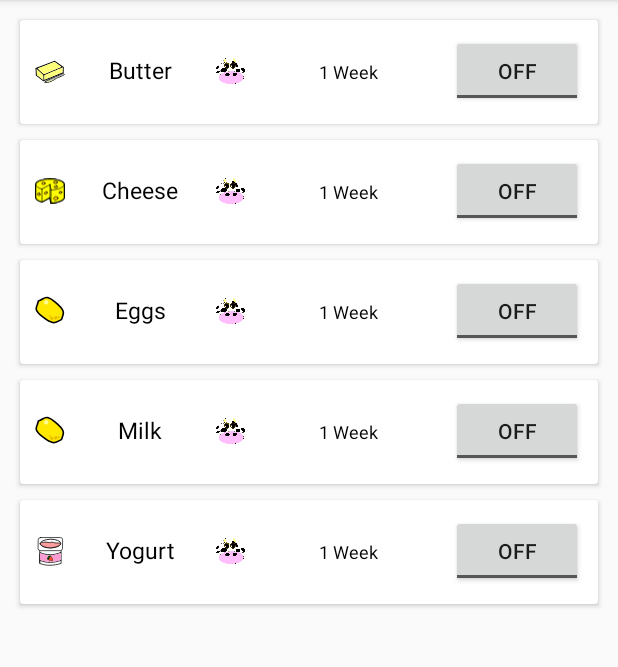
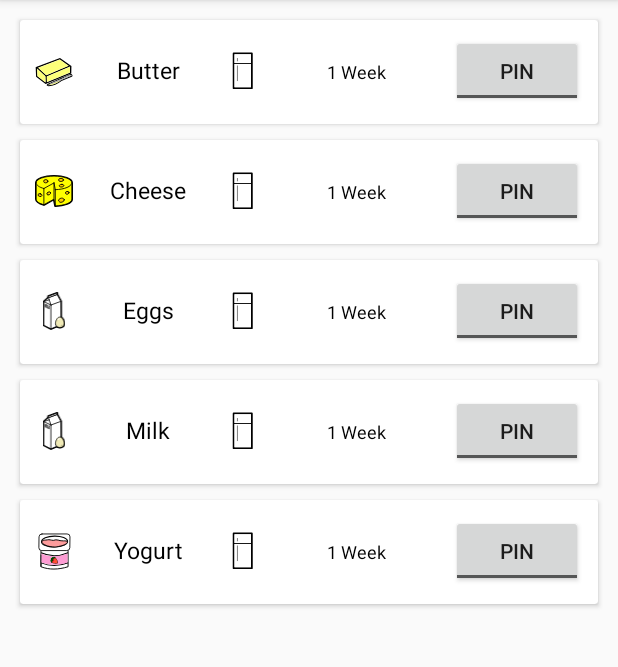
Before and after one commit to Nivlon/P2-A221-SemesterProject, an Android app: the CategorizedList screen opened directly, with no data from a screen before it, on a phone screen of 412 x 824 dp, the part 84-751 px from its top. Run offline under Robolectric (Android 15) with nearby library versions, the phone set to English and light mode, and no system bars.

Commit message:
Counters!
But we store the food on the floor..

```diff
--- a/app/src/main/java/com/example/p2semesterproject/CategorizedList.java
+++ b/app/src/main/java/com/example/p2semesterproject/CategorizedList.java
@@ -22,6 +22,7 @@ public class CategorizedList extends AppCompatActivity {
     public static Resources res;
 
     public static Drawable lemonPic;
+    public static Drawable counterPic;
 
     public interface ClickListener {
         void onClick(View view, int position);
@@ -95,57 +96,58 @@ public class CategorizedList extends AppCompatActivity {
         foodData=new FoodObject[][]{
                 //Fruit
                 {
-                    new FoodObject("Apple"),
-                    new FoodObject("Banana"),
-                    new FoodObject("Grapes",res.getDrawable(R.drawable.grape)),
-                    new FoodObject("Kiwi",res.getDrawable(R.drawable.kiwi, getTheme())),
-                    new FoodObject("Melon",res.getDrawable(R.drawable.melon, getTheme())),
-                    new FoodObject("Orange",res.getDrawable(R.drawable.orange, getTheme())),
-                    new FoodObject("Pear",res.getDrawable(R.drawable.pear, getTheme())),
-                    new FoodObject("Raspberry",res.getDrawable(R.drawable.raspberry, getTheme())),
-                    new FoodObject("Strawberry",res.getDrawable(R.drawable.strawberry, getTheme())),
-                    new FoodObject("Watermelon",res.getDrawable(R.drawable.watermelon, getTheme())),
-                    new FoodObject("Lemon",res.getDrawable(R.drawable.lemon, getTheme()))
+                    new FoodObject("Apple",res.getDrawable(R.drawable.apple),res.getDrawable(R.drawable.counter)),
+                    new FoodObject("Banana",res.getDrawable(R.drawable.banana),res.getDrawable(R.drawable.counter)),
+                    new FoodObject("Grapes",res.getDrawable(R.drawable.grape),res.getDrawable(R.drawable.fridge1)),
+                    new FoodObject("Kiwi",res.getDrawable(R.drawable.kiwi),res.getDrawable(R.drawable.counter)),
+                    new FoodObject("Melon",res.getDrawable(R.drawable.melon),res.getDrawable(R.drawable.counter)),
+                    new FoodObject("Orange",res.getDrawable(R.drawable.orange),res.getDrawable(R.drawable.counter)),
+                    new FoodObject("Pear",res.getDrawable(R.drawable.pear),res.getDrawable(R.drawable.counter)),
+                    new FoodObject("Raspberry",res.getDrawable(R.drawable.raspberry),res.getDrawable(R.drawable.fridge1)),
+                    new FoodObject("Strawberry",res.getDrawable(R.drawable.strawberry),res.getDrawable(R.drawable.fridge1)),
+                    new FoodObject("Watermelon",res.getDrawable(R.drawable.watermelon),res.getDrawable(R.drawable.counter)),
+                    new FoodObject("Lemon",res.getDrawable(R.drawable.lemon),res.getDrawable(R.drawable.counter)),
                 },
                 //Dairy and Eggs
                 {
-                    new FoodObject("Butter",res.getDrawable(R.drawable.butter, getTheme())),
-                    new FoodObject("Cheese",res.getDrawable(R.drawable.cheese, getTheme())),
-                    new FoodObject("Eggs"),
-                    new FoodObject("Milk"),
-                    new FoodObject("Yogurt",res.getDrawable(R.drawable.yogurt, getTheme()))
+                    new FoodObject("Butter",res.getDrawable(R.drawable.butter),res.getDrawable(R.drawable.fridge1)),
+                    new FoodObject("Cheese",res.getDrawable(R.drawable.cheese),res.getDrawable(R.drawable.fridge1)),
+                    new FoodObject("Eggs",res.getDrawable(R.drawable.milknegg),res.getDrawable(R.drawable.fridge1)),
+                    new FoodObject("Milk",res.getDrawable(R.drawable.milknegg),res.getDrawable(R.drawable.fridge1)),
+                    new FoodObject("Yogurt",res.getDrawable(R.drawable.yogurt),res.getDrawable(R.drawable.fridge1)),
                 },
                 //Baked goods
                 {
-                    new FoodObject("White Bread",res.getDrawable(R.drawable.bread, getTheme())),
-                    new FoodObject("Rye Bread",res.getDrawable(R.drawable.ryebread,getTheme()))
+                    new FoodObject("White Bread",res.getDrawable(R.drawable.bread),res.getDrawable(R.drawable.counter)),
+                    new FoodObject("Rye Bread",res.getDrawable(R.drawable.ryebread),res.getDrawable(R.drawable.counter)),
                 },
                 //Meat
                 {
-                    new FoodObject("Beef",res.getDrawable(R.drawable.beef, getTheme())),
-                    new FoodObject("Chicken",res.getDrawable(R.drawable.chicken, getTheme())),
-                    new FoodObject("Fish",res.getDrawable(R.drawable.fish, getTheme())),
-                    new FoodObject("Pork",res.getDrawable(R.drawable.pork, getTheme()))
+                    new FoodObject("Beef",res.getDrawable(R.drawable.beef),res.getDrawable(R.drawable.fridge1)),
+                    new FoodObject("Chicken",res.getDrawable(R.drawable.chicken),res.getDrawable(R.drawable.fridge1)),
+                    new FoodObject("Fish",res.getDrawable(R.drawable.fish),res.getDrawable(R.drawable.fridge1)),
+                    new FoodObject("Pork",res.getDrawable(R.drawable.pork),res.getDrawable(R.drawable.fridge1))
                 },
                 //Vegetables
                 {
-                    new FoodObject("Bell Pepper",res.getDrawable(R.drawable.bellpep, getTheme())),
-                    new FoodObject("Cabbage",res.getDrawable(R.drawable.cabbage, getTheme())),
-                    new FoodObject("Carrot",res.getDrawable(R.drawable.carrot, getTheme())),
-                    new FoodObject("Chili",res.getDrawable(R.drawable.chilli, getTheme())),
-                    new FoodObject("Corn",res.getDrawable(R.drawable.corn, getTheme())),
-                    new FoodObject("Cucumber",res.getDrawable(R.drawable.cucumb, getTheme())),
-                    new FoodObject("Garlic",res.getDrawable(R.drawable.garlic, getTheme())),
-                    new FoodObject("Onion",res.getDrawable(R.drawable.onion, getTheme())),
-                    new FoodObject("Potato",res.getDrawable(R.drawable.potatoes, getTheme())),
-                    new FoodObject("Tomato",res.getDrawable(R.drawable.tomato, getTheme())),
-                    new FoodObject("Lettuce",res.getDrawable(R.drawable.lettuce, getTheme()))
+                    new FoodObject("Bell Pepper",res.getDrawable(R.drawable.bellpep),res.getDrawable(R.drawable.fridge1)),
+                    new FoodObject("Cabbage",res.getDrawable(R.drawable.cabbage),res.getDrawable(R.drawable.fridge1)),
+                    new FoodObject("Carrot",res.getDrawable(R.drawable.carrot),res.getDrawable(R.drawable.fridge1)),
+                    new FoodObject("Chili",res.getDrawable(R.drawable.chilli),res.getDrawable(R.drawable.fridge1)),
+                    new FoodObject("Corn",res.getDrawable(R.drawable.corn),res.getDrawable(R.drawable.fridge1)),
+                    new FoodObject("Cucumber",res.getDrawable(R.drawable.cucumb),res.getDrawable(R.drawable.fridge1)),
+                    new FoodObject("Garlic",res.getDrawable(R.drawable.garlic),res.getDrawable(R.drawable.counter)),
+                    new FoodObject("Onion",res.getDrawable(R.drawable.onion),res.getDrawable(R.drawable.counter)),
+                    new FoodObject("Potato",res.getDrawable(R.drawable.potatoes),res.getDrawable(R.drawable.counter)),
+                    new FoodObject("Tomato",res.getDrawable(R.drawable.tomato),res.getDrawable(R.drawable.counter)),
+                    new FoodObject("Lettuce",res.getDrawable(R.drawable.lettuce),res.getDrawable(R.drawable.fridge1))
                 }};
 
 
 
         recyclerView=findViewById(R.id.foodList);
-        lemonPic=res.getDrawable(R.drawable.lemon, getTheme());
+        lemonPic=res.getDrawable(R.drawable.lemon);
+        counterPic=res.getDrawable(R.drawable.counter);
         recyclerView.setHasFixedSize(true); //for performance (I don't know what it does)
         layoutManager = new LinearLayoutManager(this);
         recyclerView.setLayoutManager(layoutManager);
--- a/app/src/main/java/com/example/p2semesterproject/FoodListAdapter.java
+++ b/app/src/main/java/com/example/p2semesterproject/FoodListAdapter.java
@@ -24,12 +24,14 @@ public class FoodListAdapter extends RecyclerView.Adapter<FoodListAdapter.MyView
         ImageView imageOne;
         Button infoButton;
         FoodObject foodItem;
+        ImageView storageImage;
         public MyViewHolder(View itemView) {
             super(itemView);
 
             // get the reference of item view's
             name = itemView.findViewById(R.id.name);
             imageOne = itemView.findViewById(R.id.foodImage);
+            storageImage = itemView.findViewById(R.id.storageImage);
             infoButton = itemView.findViewById(R.id.infoButton);
 
 
@@ -59,6 +61,7 @@ public class FoodListAdapter extends RecyclerView.Adapter<FoodListAdapter.MyView
         // - replace the contents of the view with that element
         holder.name.setText(foodData[position].getName());
         holder.imageOne.setImageDrawable(foodData[position].getIcon());
+        holder.storageImage.setImageDrawable(foodData[position].getStorage());
     }
 
     // Return the size of your dataset (invoked by the layout manager)
--- a/app/src/main/java/com/example/p2semesterproject/FoodObject.java
+++ b/app/src/main/java/com/example/p2semesterproject/FoodObject.java
@@ -10,6 +10,7 @@ public class FoodObject {
     //static String[] storageSpaces={"Fridge","Freezer","Cabinet"};
     //private int[] storageTime=new int[storageSpaces.length];
     private Drawable icon;
+    private Drawable storage;
 
 
 
@@ -17,11 +18,18 @@ public class FoodObject {
     FoodObject(String _name) {
         name=_name;
         icon=CategorizedList.lemonPic;
+
     }
 
     FoodObject(String _name, Drawable _icon) {
         name=_name;
         icon=_icon;
+    }
+
+    FoodObject(String _name, Drawable _icon, Drawable _storage) {
+        name=_name;
+        icon=_icon;
+        storage=_storage;
     }
 
     public String getName() { return name; }
@@ -32,4 +40,11 @@ public class FoodObject {
 
     public void setIcon(Drawable icon) { this.icon = icon; }
 
+    public Drawable getStorage() {
+        return storage;
+    }
+
+    public void setStorage(Drawable storage) {
+        this.storage = storage;
+    }
 }
--- a/app/src/main/java/com/example/p2semesterproject/InfoScreen.java
+++ b/app/src/main/java/com/example/p2semesterproject/InfoScreen.java
@@ -1,5 +1,6 @@
 package com.example.p2semesterproject;
 
+import android.annotation.TargetApi;
 import android.os.Build;
 import android.support.annotation.RequiresApi;
 import android.support.v7.app.AppCompatActivity;
@@ -17,6 +18,7 @@ public class InfoScreen extends AppCompatActivity {
 
     static FoodObject foodItem;
 
+    @TargetApi(Build.VERSION_CODES.LOLLIPOP)
     @RequiresApi(api = Build.VERSION_CODES.JELLY_BEAN)
     @Override
     protected void onCreate(Bundle savedInstanceState) {
@@ -24,7 +26,13 @@ public class InfoScreen extends AppCompatActivity {
         setContentView(R.layout.activity_info_screen);
         TextView foodName = findViewById(R.id.foodName);
         ImageView foodImage = findViewById(R.id.foodImage);
+        ImageView storageImage=findViewById(R.id.storageImage);
         foodName.setText(foodItem.getName());
-        //foodImage.setBackground(CategorizedList.lemonPic);
+        foodImage.setImageDrawable(foodItem.getIcon());
+        storageImage.setImageDrawable(foodItem.getStorage());
+
+        if (foodItem.getStorage()==CategorizedList.counterPic) {
+            foodImage.setTranslationY(-490);
+        }
     }
 }
--- /dev/null
+++ b/app/src/main/res/drawable/apple.xml
@@ -0,0 +1,78 @@
+<vector xmlns:android="http://schemas.android.com/apk/res/android" xmlns:aapt="http://schemas.android.com/aapt"
+    android:viewportWidth="5"
+    android:viewportHeight="5"
+    android:width="17.71654dp"
+    android:height="17.71654dp">
+    <group
+        android:translateY="-292">
+        <group
+            android:scaleX="0.8162621"
+            android:scaleY="0.8162621"
+            android:translateX="-85.96607"
+            android:translateY="216.4402">
+            <group
+                android:scaleX="1.225097"
+                android:scaleY="1.225097"
+                android:translateX="8.13646"
+                android:translateY="-20.00113">
+                <path
+                    android:pathData="M81.811071 93.341176c0.000001 -1.12399 0.680882 -1.12399 0.680882 -1.12399"
+                    android:strokeColor="#000000"
+                    android:strokeWidth="0.265"
+                    android:strokeLineCap="round" />
+                <path
+                    android:pathData="M84.100458 94.423126c0.01056 1.55781 -1.134182 2.77463 -2.289386 2.14654 -1.144797 0.62809 -2.279186 -0.58873 -2.279186 -2.14615 0 -1.55742 1.134389 -2.20633 2.279186 -1.08234 1.155204 -1.12399 2.282013 -0.00003 2.289386 1.08195z"
+                    android:fillColor="#FF1800"
+                    android:strokeColor="#000000"
+                    android:strokeWidth="0.265" />
+                <path
+                    android:pathData="M80.034648 92.575626c1.500913 -0.57239 1.670812 0.86655 1.671186 0.87079 -0.552979 0.54601 -1.173179 0.0826 -1.671186 -0.87079z"
+                    android:fillColor="#00FF00"
+                    android:strokeColor="#000000"
+                    android:strokeWidth="0.265" />
+                <path
+                    android:pathData="M82.710949 93.439449c0.01522 -0.01657 0.420638 -0.09859 0.441104 -0.08924 0.02047 0.0094 0.223749 0.369585 0.221177 0.391939 -0.0026 0.02235 -0.282354 0.327006 -0.304409 0.331468 -0.02205 0.0045 -0.398253 -0.167484 -0.409312 -0.187081 -0.01106 -0.0196 0.03622 -0.430517 0.05144 -0.44709z"
+                    android:fillColor="#FFFFFF"
+                    android:strokeLineCap="round"
+                    android:strokeLineJoin="round" />
+                <group
+                    android:rotation="-32.67681"
+                    android:scaleX="1.1475"
+                    android:scaleY="1.1475"
+                    android:translateX="-56.03634"
+                    android:translateY="53.47897">
+                    <path
+                        android:pathData="M83.040441 95.394919c0.0087 -0.0095 0.240123 -0.05628 0.251806 -0.05094 0.01168 0.0053 0.127728 0.210979 0.12626 0.22374 -0.0015 0.01276 -0.161183 0.186673 -0.173773 0.18922 -0.01259 0.0025 -0.227345 -0.09561 -0.233658 -0.106796 -0.0063 -0.01119 0.02068 -0.245763 0.02936 -0.255224z"
+                        android:fillColor="#FFFFFF"
+                        android:strokeLineCap="round"
+                        android:strokeLineJoin="round" />
+                </group>
+                <path
+                    android:pathData="M80.805699 95.819325c0.01204 -0.01311 0.332817 -0.07801 0.349009 -0.07061 0.01619 0.0074 0.177034 0.292423 0.174999 0.31011 -0.002 0.01769 -0.223403 0.258733 -0.240853 0.262263 -0.01745 0.0035 -0.315106 -0.132516 -0.323856 -0.148022 -0.0088 -0.0155 0.02866 -0.340632 0.0407 -0.353746z"
+                    android:fillColor="#D10000"
+                    android:strokeLineCap="round"
+                    android:strokeLineJoin="round" />
+                <group
+                    android:rotation="-36.7271"
+                    android:scaleX="0.5793116"
+                    android:scaleY="0.5518377"
+                    android:translateX="11.20199"
+                    android:translateY="81.07054">
+                    <group
+                        android:rotation="0.000004159755">
+                        <path
+                            android:pathData="M80.396538 96.202951c0.01326 -0.01444 0.366569 -0.08592 0.384404 -0.07776 0.01784 0.0082 0.194988 0.322078 0.192747 0.341559 -0.0022 0.01948 -0.24606 0.284972 -0.26528 0.28886 -0.01922 0.0039 -0.347061 -0.145955 -0.356699 -0.163033 -0.0096 -0.01708 0.03156 -0.375178 0.04483 -0.389621z"
+                            android:fillColor="#D10000"
+                            android:strokeLineCap="round"
+                            android:strokeLineJoin="round" />
+                    </group>
+                </group>
+                <path
+                    android:pathData="M81.429092 93.341966c-0.428655 -0.36298 -0.676768 -0.53081 -1.060703 -0.64336"
+                    android:strokeColor="#00CA00"
+                    android:strokeWidth="0.05737502"
+                    android:strokeLineCap="round" />
+            </group>
+        </group>
+    </group>
+</vector>
--- /dev/null
+++ b/app/src/main/res/drawable/banana.xml
@@ -0,0 +1,112 @@
+<vector xmlns:android="http://schemas.android.com/apk/res/android" xmlns:aapt="http://schemas.android.com/aapt"
+    android:viewportWidth="5"
+    android:viewportHeight="5"
+    android:width="17.71654dp"
+    android:height="17.71654dp">
+    <group
+        android:translateY="-292">
+        <group
+            android:rotation="-23.99755"
+            android:scaleX="0.7815402"
+            android:scaleY="0.7815402"
+            android:translateX="-93.91577"
+            android:translateY="255.9788">
+            <path
+                android:pathData="M92.734712 92.655429c-0.02078 -0.269612 0.343753 -0.42883 0.343753 -0.42883"
+                android:strokeColor="#000000"
+                android:strokeWidth="0.304"
+                android:strokeLineCap="round" />
+            <path
+                android:pathData="M90.685842 96.111276c-0.465238 -2.566875 1.647187 -3.896698 2.02654 -3.650822 0.379352 0.245876 -0.590219 1.517343 -0.371959 3.052634 0.218259 1.535291 1.574781 2.492547 1.500664 2.821763 -0.07412 0.329216 -2.690007 0.343298 -3.155245 -2.223575z"
+                android:fillColor="#FFFF00"
+                android:strokeColor="#070000"
+                android:strokeWidth="0.2645833" />
+            <path
+                android:pathData="M92.610658 92.613411c-2.037321 2.360956 -0.60894 4.833879 1.031846 5.651847"
+                android:strokeColor="#E7DE00"
+                android:strokeWidth="0.1"
+                android:strokeLineCap="round" />
+            <group
+                android:rotation="-41.31888">
+                <path
+                    android:pathData="M5.491658 134.9159A0.07054408 0.2244584 0 0 1 5.350569 134.9159A0.07054408 0.2244584 0 0 1 5.491658 134.9159Z"
+                    android:fillColor="#552200"
+                    android:strokeLineCap="round" />
+            </group>
+            <group
+                android:rotation="-100.4777"
+                android:scaleX="1.023442"
+                android:scaleY="0.9759953">
+                <group
+                    android:rotation="45">
+                    <path
+                        android:pathData="M-24.94979 131.5816A0.08381936 0.2683375 0 0 1 -25.11743 131.5816A0.08381936 0.2683375 0 0 1 -24.94979 131.5816Z"
+                        android:fillColor="#552200"
+                        android:strokeLineCap="round" />
+                </group>
+            </group>
+            <group
+                android:rotation="-41.31888">
+                <path
+                    android:pathData="M5.26463 134.4501A0.07054408 0.2244584 0 0 1 5.123542 134.4501A0.07054408 0.2244584 0 0 1 5.26463 134.4501Z"
+                    android:fillColor="#552200"
+                    android:strokeLineCap="round" />
+            </group>
+            <group
+                android:rotation="-35.49265">
+                <path
+                    android:pathData="M18.35053 132.9803A0.07054408 0.2244584 0 0 1 18.20944 132.9803A0.07054408 0.2244584 0 0 1 18.35053 132.9803Z"
+                    android:fillColor="#552200"
+                    android:strokeLineCap="round" />
+            </group>
+            <group
+                android:rotation="22.05646"
+                android:scaleX="1.087807"
+                android:scaleY="0.9037011">
+                <group
+                    android:rotation="-45">
+                    <path
+                        android:pathData="M35.93927 122.6456A0.07249083 0.1921172 0 0 1 35.79429 122.6456A0.07249083 0.1921172 0 0 1 35.93927 122.6456Z"
+                        android:fillColor="#552200"
+                        android:strokeLineCap="round" />
+                </group>
+            </group>
+            <group
+                android:rotation="-72.10014"
+                android:scaleX="1.023163"
+                android:scaleY="0.9762878">
+                <group
+                    android:rotation="45">
+                    <path
+                        android:pathData="M41.31567 129.5179A0.04856494 0.1554633 0 0 1 41.21854 129.5179A0.04856494 0.1554633 0 0 1 41.31567 129.5179Z"
+                        android:fillColor="#552200"
+                        android:strokeLineCap="round" />
+                </group>
+            </group>
+            <group
+                android:rotation="24.36327"
+                android:scaleX="1.042293"
+                android:scaleY="0.9558373">
+                <group
+                    android:rotation="-45">
+                    <path
+                        android:pathData="M46.34885 121.2595A0.04878264 0.1265579 0 0 1 46.25129 121.2595A0.04878264 0.1265579 0 0 1 46.34885 121.2595Z"
+                        android:fillColor="#552200"
+                        android:strokeLineCap="round" />
+                </group>
+            </group>
+            <group
+                android:rotation="-107.0198"
+                android:scaleX="1.006651"
+                android:scaleY="0.9933048">
+                <group
+                    android:rotation="45">
+                    <path
+                        android:pathData="M-41.9347 128.2836A0.0755977 0.2372383 0 0 1 -42.0859 128.2836A0.0755977 0.2372383 0 0 1 -41.9347 128.2836Z"
+                        android:fillColor="#552200"
+                        android:strokeLineCap="round" />
+                </group>
+            </group>
+        </group>
+    </group>
+</vector>
--- a/app/src/main/res/layout/activity_info_screen.xml
+++ b/app/src/main/res/layout/activity_info_screen.xml
@@ -43,7 +43,7 @@
         app:layout_constraintTop_toTopOf="parent" />
 
     <ImageView
-        android:id="@+id/imageView2"
+        android:id="@+id/storageImage"
         android:layout_width="312dp"
         android:layout_height="416dp"
         android:layout_marginStart="8dp"
@@ -79,7 +79,7 @@
         app:layout_constraintTop_toTopOf="parent" />
 
     <ImageView
-        android:id="@+id/foodPicture"
+        android:id="@+id/foodImage"
         android:layout_width="50dp"
         android:layout_height="49dp"
         android:layout_marginStart="8dp"
--- a/app/src/main/res/layout/my_card_view.xml
+++ b/app/src/main/res/layout/my_card_view.xml
@@ -30,8 +30,8 @@
             -->
             <ImageView
                 android:id="@+id/foodImage"
-                android:layout_width="20dp"
-                android:layout_height="20dp"
+                android:layout_width="25dp"
+                android:layout_height="25dp"
                 android:layout_gravity="center_vertical" />
 
             <TextView
@@ -45,13 +45,11 @@
 
 
             <ImageView
-                android:id="@+id/imageView"
-                android:layout_width="20dp"
-                android:layout_height="17dp"
+                android:id="@+id/storageImage"
+                android:layout_width="25dp"
+                android:layout_height="25dp"
                 android:layout_gravity="center_vertical"
-                android:background="@drawable/cow"
-                android:foregroundGravity="center"
-                tools:srcCompat="@drawable/cow" />
+                android:foregroundGravity="center" />
 
             <TextView
                 android:id="@+id/time"
@@ -66,7 +64,9 @@
             <ToggleButton
                 android:layout_width="wrap_content"
                 android:layout_height="wrap_content"
-                android:text="pin" />
+                android:text="pin"
+                android:textOff="Pin"
+                android:textOn="Unpin" />
         </LinearLayout>
     </android.support.v7.widget.CardView>
 </ScrollView>
```
